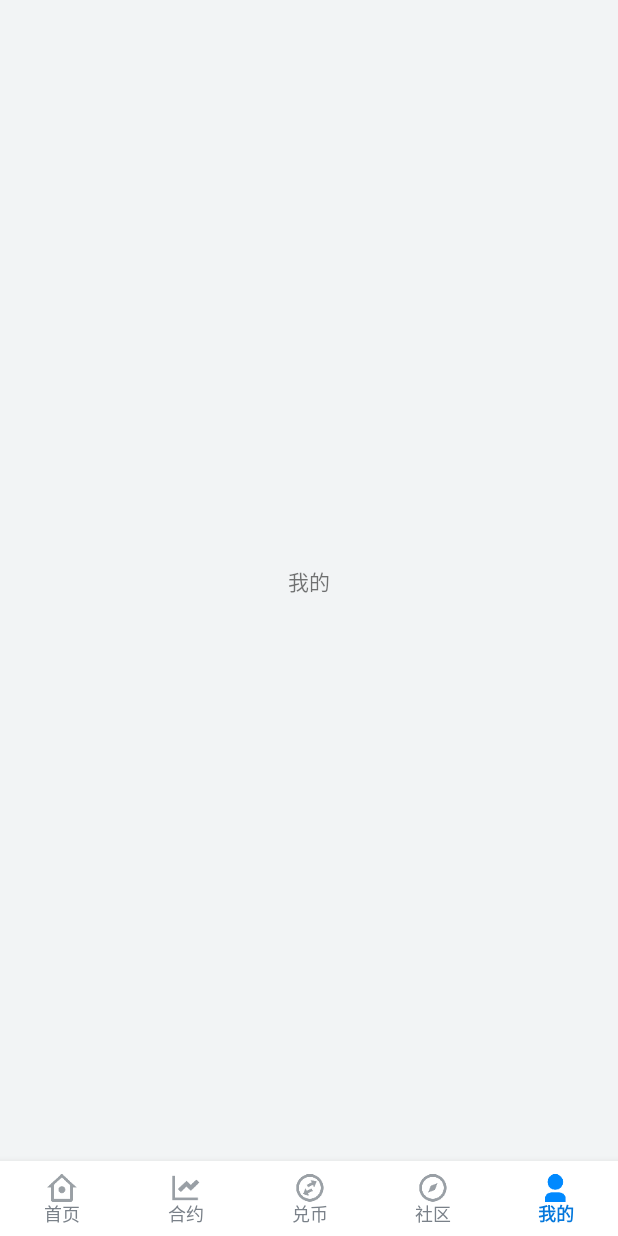
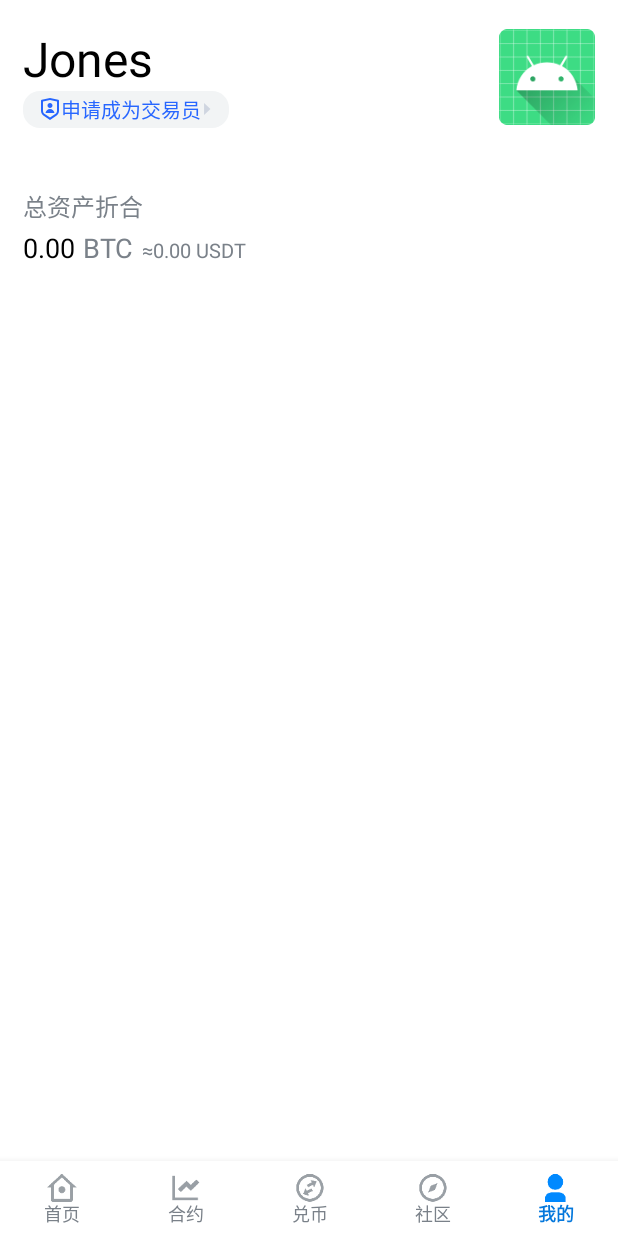
Before and after one commit to hesanwei/phoenix, an Android app: the screen it shows after launch (MainActivity), item 5 of the bottom bar chosen, on a phone screen of 412 x 824 dp. Run offline under Robolectric (Android 15) with nearby library versions, the light colour scheme and no system bars; our stand-ins replace EventBus, RxJava; libraries missing offline, so code that uses them is left out: com.jaeger.library, com.stx.xhb, me.jessyan.autosize; 10 statements that could not run were skipped.

Commit message:
我的页面UI部分

```diff
--- /dev/null
+++ b/app/src/main/res/drawable/bg_gray_f2f4f5_11r.xml
@@ -0,0 +1,6 @@
+<?xml version="1.0" encoding="utf-8"?>
+<shape xmlns:android="http://schemas.android.com/apk/res/android" android:shape="rectangle">
+    <solid android:color="@color/global_bg"/>
+    <corners android:radius="11dp"/>
+
+</shape>
--- /dev/null
+++ b/app/src/main/res/drawable/icon_mine_arrow_right.xml
@@ -0,0 +1,12 @@
+<vector xmlns:android="http://schemas.android.com/apk/res/android"
+    android:width="5dp"
+    android:height="8dp"
+    android:viewportWidth="5"
+    android:viewportHeight="8">
+  <path
+      android:pathData="M4.66667,4l-4,4l0,-8z"
+      android:strokeWidth="1"
+      android:fillColor="#CFD5E0"
+      android:fillType="nonZero"
+      android:strokeColor="#00000000"/>
+</vector>
--- /dev/null
+++ b/app/src/main/res/drawable/icon_mine_member.xml
@@ -0,0 +1,12 @@
+<vector xmlns:android="http://schemas.android.com/apk/res/android"
+    android:width="12dp"
+    android:height="16dp"
+    android:viewportWidth="12"
+    android:viewportHeight="16">
+  <path
+      android:pathData="M0.522,1.884L6,0.6667L11.478,1.884C11.783,1.9518 12,2.2223 12,2.5347L12,9.1927C12,10.53 11.3315,11.7789 10.2187,12.5207L6,15.3333L1.7813,12.5207C0.6687,11.779 0.0003,10.5305 0,9.1933L0,2.5347C0,2.2223 0.217,1.9518 0.522,1.884ZM1.3333,3.0693L1.3333,9.1927C1.3333,10.0842 1.7789,10.9168 2.5207,11.4113L6,13.7313L9.4793,11.4113C10.2209,10.9169 10.6664,10.0846 10.6667,9.1933L10.6667,3.0693L6,2.0333L1.3333,3.0693ZM6,7.3333C5.0795,7.3333 4.3333,6.5871 4.3333,5.6667C4.3333,4.7462 5.0795,4 6,4C6.9205,4 7.6667,4.7462 7.6667,5.6667C7.6667,6.5871 6.9205,7.3333 6,7.3333L6,7.3333ZM3.018,10.6667C3.1853,9.146 4.4701,7.9948 6,7.9948C7.5299,7.9948 8.8147,9.146 8.982,10.6667L3.018,10.6667Z"
+      android:strokeWidth="1"
+      android:fillColor="#2766FF"
+      android:fillType="nonZero"
+      android:strokeColor="#00000000"/>
+</vector>
--- a/app/src/main/res/layout/fragment_mine.xml
+++ b/app/src/main/res/layout/fragment_mine.xml
@@ -1,15 +1,89 @@
 <?xml version="1.0" encoding="utf-8"?>
-<androidx.constraintlayout.widget.ConstraintLayout xmlns:android="http://schemas.android.com/apk/res/android"
-    xmlns:app="http://schemas.android.com/apk/res-auto"
+<androidx.core.widget.NestedScrollView xmlns:android="http://schemas.android.com/apk/res/android"
     android:layout_width="match_parent"
+    android:background="@color/white"
     android:layout_height="match_parent">
+    <LinearLayout
+        android:layout_width="match_parent"
+        android:layout_height="wrap_content"
+        android:orientation="vertical">
+        <RelativeLayout
+            android:layout_marginTop="17dp"
+            android:layout_marginHorizontal="15dp"
+            android:layout_width="match_parent"
+            android:layout_height="wrap_content">
+            <TextView
+                android:id="@+id/tv_name"
+                android:layout_width="wrap_content"
+                android:layout_height="wrap_content"
+                android:textSize="32sp"
+                android:textColor="@color/black"
+                android:text="Jones"/>
+            <TextView
+                android:paddingLeft="12dp"
+                android:paddingRight="12dp"
+                android:paddingTop="2dp"
+                android:paddingBottom="2dp"
+                android:layout_below="@id/tv_name"
+                android:layout_width="wrap_content"
+                android:layout_height="wrap_content"
+                android:textSize="13sp"
+                android:background="@drawable/bg_gray_f2f4f5_11r"
+                android:drawableLeft="@drawable/icon_mine_member"
+                android:drawableStart="@drawable/icon_mine_member"
+                android:drawableRight="@drawable/icon_mine_arrow_right"
+                android:drawableEnd="@drawable/icon_mine_arrow_right"
+                android:drawablePadding="1dp"
+                android:textColor="@color/color_blue_2766FF"
+                android:text="@string/apply_to_be_trader"/>
+            <ImageView
+                android:layout_alignParentRight="true"
+                android:layout_alignParentEnd="true"
+                android:layout_centerVertical="true"
+                android:layout_width="64dp"
+                android:layout_height="64dp"
+                android:src="@mipmap/ic_launcher"/>
+        </RelativeLayout>
+        <LinearLayout
+            android:layout_marginTop="40dp"
+            android:layout_width="match_parent"
+            android:layout_height="wrap_content"
+            android:layout_marginHorizontal="15dp"
+            android:orientation="vertical">
+            <TextView
+                android:layout_width="wrap_content"
+                android:layout_height="wrap_content"
+                android:textSize="16sp"
+                android:textColor="@color/text_main_gray"
+                android:text="总资产折合"/>
+            <LinearLayout
+                android:layout_marginTop="3dp"
+                android:layout_width="match_parent"
+                android:layout_height="wrap_content"
+                android:orientation="horizontal">
+                <TextView
+                    android:layout_width="wrap_content"
+                    android:layout_height="wrap_content"
+                    android:textSize="18sp"
+                    android:text="0.00"
+                    android:textColor="@color/black"/>
+                <TextView
+                    android:layout_marginLeft="5dp"
+                    android:layout_width="wrap_content"
+                    android:layout_height="wrap_content"
+                    android:textColor="@color/text_main_gray"
+                    android:textSize="18sp"
+                    android:text="BTC"/>
+                <TextView
+                    android:layout_marginLeft="5dp"
+                    android:layout_width="wrap_content"
+                    android:layout_height="wrap_content"
+                    android:textColor="@color/text_main_gray"
+                    android:textSize="13sp"
+                    android:text="≈0.00 USDT"/>
+            </LinearLayout>
+        </LinearLayout>
 
-    <androidx.appcompat.widget.AppCompatTextView
-        android:layout_width="wrap_content"
-        android:layout_height="wrap_content"
-        android:text="@string/tab_mine"
-        app:layout_constraintBottom_toBottomOf="parent"
-        app:layout_constraintLeft_toLeftOf="parent"
-        app:layout_constraintRight_toRightOf="parent"
-        app:layout_constraintTop_toTopOf="parent" />
-</androidx.constraintlayout.widget.ConstraintLayout>
+    </LinearLayout>
+
+</androidx.core.widget.NestedScrollView>
--- a/app/src/main/res/values/colors.xml
+++ b/app/src/main/res/values/colors.xml
@@ -15,4 +15,5 @@
     <color name="currency_up_color">#14BB71</color>
     <color name="currency_down_color">#F54346</color>
     <color name="color_divider">#F2F4F5</color>
+    <color name="color_blue_2766FF">#2766FF</color>
 </resources>
--- a/app/src/main/res/values/strings.xml
+++ b/app/src/main/res/values/strings.xml
@@ -25,4 +25,5 @@
     <string name="up_arrow">↑</string>
     <string name="down_arrow">↓</string>
     <string name="my_position">我的持仓</string>
+    <string name="apply_to_be_trader">申请成为交易员</string>
 </resources>
```
